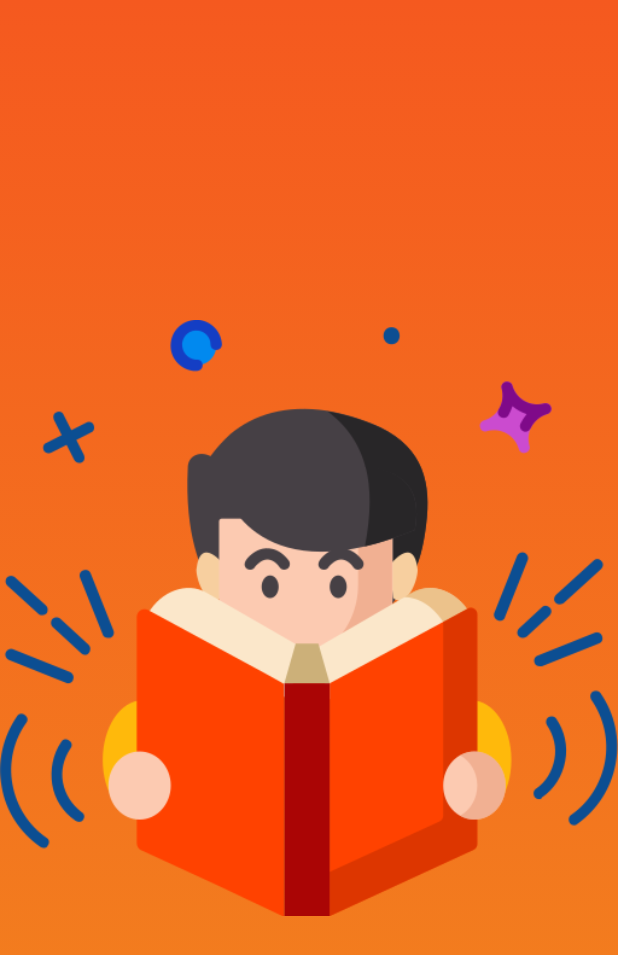
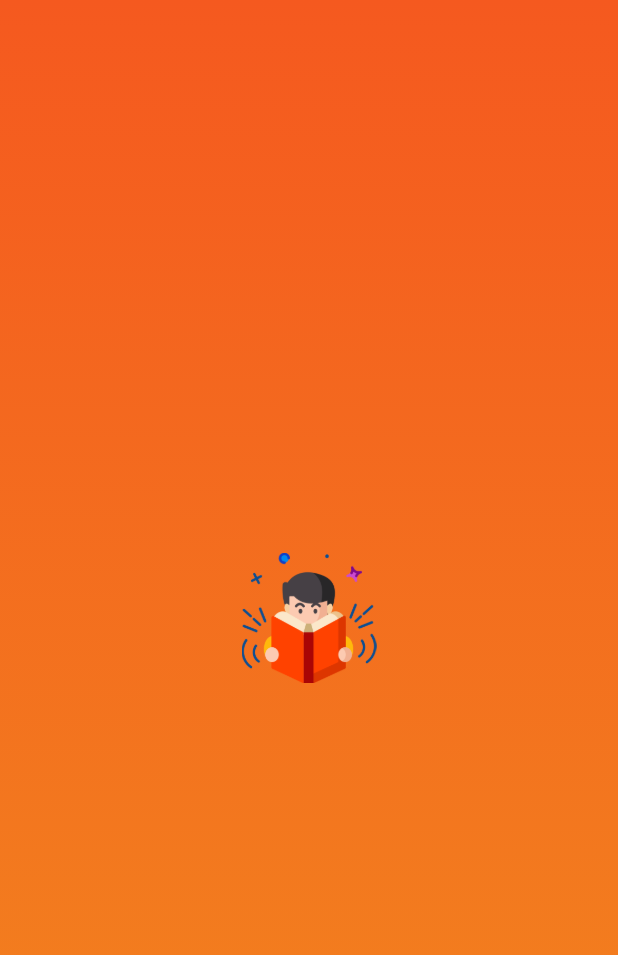
Before and after one commit to judhacdc/Testtt, a Flutter app: the SplashScreen screen opened directly, on a phone screen of 412 x 824 dp. Shown: the top 955 px of the screen. Run offline on Flutter 3.47's test engine with Material 2 defaults, Android fonts, the phone set to English and light mode, and no system bars.

Commit message:
Atur Tata Letak Logo

```diff
--- a/lib/splash_screen.dart
+++ b/lib/splash_screen.dart
@@ -53,7 +53,8 @@ class StartState extends State<SplashScreen> {
           ),
           Center(
             child: Container(
-              child: Image.asset("images/app_logo.png"),
+              child: Image.asset("images/app_logo.png", height: 90, width: 90,),
+
             ),
           )
         ],
```
